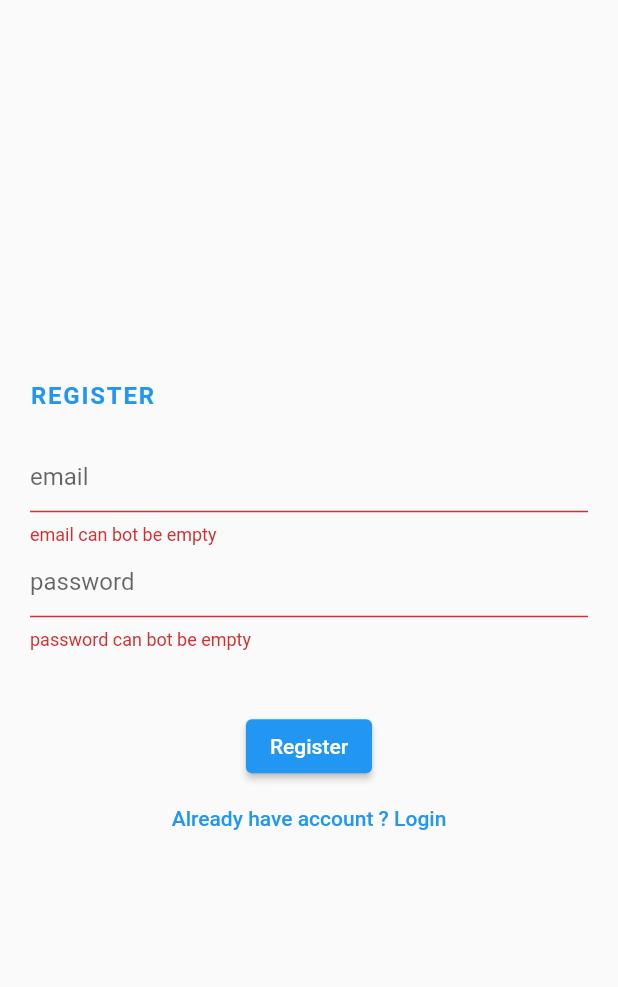
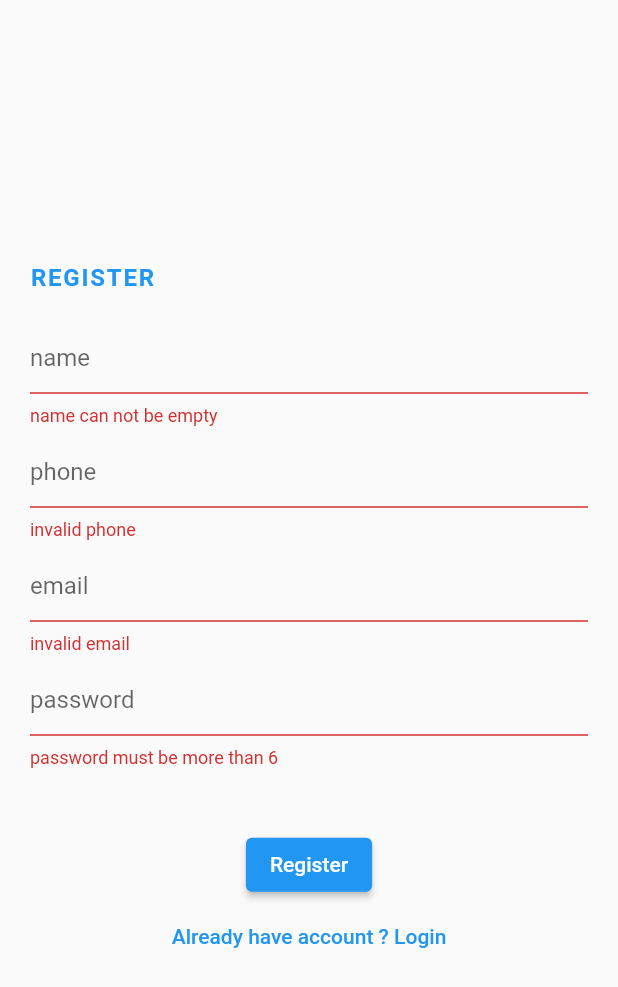
Before and after one commit to ishworpanta10/eshop_flutter, a Flutter app: the screen it shows after launch, after a tap on "Register", on a phone screen of 412 x 824 dp. Shown: the top 987 px of the screen. Run offline on Flutter 3.47's test engine with Material 2 defaults, Android fonts, the phone set to English and light mode, and no system bars; our stand-ins replace bot_toast, dio, shared_preferences.

Commit message:
completed validation in register page

```diff
--- a/lib/screen/login.dart
+++ b/lib/screen/login.dart
@@ -21,7 +21,7 @@ class LoginPage extends StatelessWidget {
           padding: EdgeInsets.symmetric(horizontal: 20),
           child: Form(
             key: _formKey,
-            autovalidateMode: AutovalidateMode.onUserInteraction,
+            autovalidateMode: AutovalidateMode.disabled,
             child: Column(
               mainAxisAlignment: MainAxisAlignment.center,
               crossAxisAlignment: CrossAxisAlignment.start,
@@ -42,16 +42,17 @@ class LoginPage extends StatelessWidget {
                     hintText: 'email',
                   ),
                   validator: (value) {
-                    return value!.isEmpty ? "email can bot be empty" : null;
+                    return value!.isEmpty ? "email can not be empty" : null;
                   },
                 ),
                 TextFormField(
+                  obscureText: true,
                   controller: _passwordController,
                   decoration: InputDecoration(
                     hintText: 'password',
                   ),
                   validator: (value) {
-                    return value!.isEmpty ? "password can bot be empty" : null;
+                    return value!.isEmpty ? "password can not be empty" : null;
                   },
                 ),
                 const SizedBox(height: 40),
--- a/lib/screen/register.dart
+++ b/lib/screen/register.dart
@@ -2,17 +2,43 @@ import 'package:bot_toast/bot_toast.dart';
 import 'package:e_shop_flutter_api/model/auth/login_api_response_model.dart';
 import 'package:e_shop_flutter_api/screen/login.dart';
 import 'package:e_shop_flutter_api/services/auth_service.dart';
-import 'package:e_shop_flutter_api/utils/constants.dart';
 import 'package:flutter/material.dart';
 
-import 'homepage.dart';
+class RegisterPage extends StatelessWidget {
+  final TextEditingController _nameController = TextEditingController();
 
-class RegisterPage extends StatelessWidget {
+  final TextEditingController _phoneController = TextEditingController();
+
   final TextEditingController _emailController = TextEditingController();
 
   final TextEditingController _passwordController = TextEditingController();
 
   final GlobalKey<FormState> _formKey = GlobalKey<FormState>();
+
+  bool _phoneValidation(String value) {
+    // final numericRegex = RegExp(r'^-?(([0-9]*)|(([0-9]*)\.([0-9]*)))$');
+    final numericRegex = RegExp(r'^\+?(?:977)?[ -]?(?:(?:(?:98|97)-?\d{8})|(?:01-?\d{7}))$');
+    return numericRegex.hasMatch(value);
+  }
+
+  bool _emailValidation(String value) {
+    final emailRegex = RegExp(r'^(([^<>()[\]\\.,;:\s@"]+(\.[^<>()[\]\\.,;:\s@"]+)*)|(".+"))@((\[[0-9]{1,3}\.[0-9]{1,3}\.[0-9]{1,3}\.[0-9]{1,3}\])|(([a-zA-Z\-0-9]+\.)+[a-zA-Z]{2,}))$');
+    return emailRegex.hasMatch(value);
+  }
+
+  bool _passwordValidate(String value) {
+    bool isValid = false;
+    if (value.isEmpty) {
+      isValid = false;
+    } else if (value.length < 6) {
+      isValid = false;
+    } else if (value.length > 50) {
+      isValid = false;
+    } else {
+      isValid = true;
+    }
+    return isValid;
+  }
 
   @override
   Widget build(BuildContext context) {
@@ -22,7 +48,7 @@ class RegisterPage extends StatelessWidget {
           padding: EdgeInsets.symmetric(horizontal: 20),
           child: Form(
             key: _formKey,
-            autovalidateMode: AutovalidateMode.onUserInteraction,
+            autovalidateMode: AutovalidateMode.disabled,
             child: Column(
               mainAxisAlignment: MainAxisAlignment.center,
               crossAxisAlignment: CrossAxisAlignment.start,
@@ -38,21 +64,46 @@ class RegisterPage extends StatelessWidget {
                 ),
                 const SizedBox(height: 20),
                 TextFormField(
+                  controller: _nameController,
+                  decoration: InputDecoration(
+                    hintText: 'name',
+                  ),
+                  validator: (value) {
+                    return value!.isEmpty ? "name can not be empty" : null;
+                  },
+                ),
+                const SizedBox(height: 6),
+                TextFormField(
+                  controller: _phoneController,
+                  decoration: InputDecoration(
+                    hintText: 'phone',
+                  ),
+                  validator: (value) {
+                    bool isValid = _phoneValidation(value!);
+                    return isValid ? null : "invalid phone";
+                  },
+                ),
+                const SizedBox(height: 6),
+                TextFormField(
                   controller: _emailController,
                   decoration: InputDecoration(
                     hintText: 'email',
                   ),
                   validator: (value) {
-                    return value!.isEmpty ? "email can bot be empty" : null;
+                    bool isValid = _emailValidation(value!);
+                    return isValid ? null : "invalid email";
                   },
                 ),
+                const SizedBox(height: 6),
                 TextFormField(
+                  obscureText: true,
                   controller: _passwordController,
                   decoration: InputDecoration(
                     hintText: 'password',
                   ),
                   validator: (value) {
-                    return value!.isEmpty ? "password can bot be empty" : null;
+                    bool isValid = _passwordValidate(value!);
+                    return isValid ? null : "password must be more than 6";
                   },
                 ),
                 const SizedBox(height: 40),
@@ -90,29 +141,34 @@ class RegisterPage extends StatelessWidget {
   void _handleRegister(BuildContext context) async {
     if (_formKey.currentState!.validate()) {
       BotToast.showLoading();
+      final name = _nameController.text;
+      final phone = _phoneController.text;
       final email = _emailController.text;
       final password = _passwordController.text;
-      print("Email : $email , Password : $password");
+      print("Name : $name");
+      print("Phone : $phone");
+      print("Email : $email");
+      print("Password : $password");
       final AuthApiResponseModel data = await AuthService().registerWithEmailAndPasswordAndGetToken(
+        name: name,
+        phone: phone,
         email: email,
         password: password,
       );
-      print("Token : ${data.token}");
-      final token = data.token;
-      if (token != null) {
-        Constants.prefs?.setString(Constants.tokenSP, token);
-        Constants.prefs?.setBool(Constants.loginSP, true);
-        BotToast.showText(text: "Login Success ${data.message}");
-        Navigator.pushReplacement(
+      final responseEmail = data.email;
+      if (responseEmail != null) {
+        BotToast.showText(text: "Success : ${data.message}");
+        Navigator.push(
           context,
           MaterialPageRoute(
-            builder: (_) => HomePage(),
+            builder: (_) => LoginPage(),
           ),
         );
       } else {
-        BotToast.showText(text: "Login Failed ${data.message}");
+        BotToast.showText(text: "Failed: ${data.message}");
       }
       BotToast.closeAllLoading();
+      //  clear all editing controller
     }
   }
 }
--- a/lib/services/auth_service.dart
+++ b/lib/services/auth_service.dart
@@ -11,8 +11,13 @@ class AuthService {
     return AuthApiResponseModel.fromMap(response.data);
   }
 
-  Future<AuthApiResponseModel> registerWithEmailAndPasswordAndGetToken({required String email, required String password}) async {
-    var response = await dio.post(registerUrl, data: {"email": email, "password": password});
+  Future<AuthApiResponseModel> registerWithEmailAndPasswordAndGetToken({required String email, required String password, required String name, required String phone}) async {
+    var response = await dio.post(registerUrl, data: {
+      "email": email,
+      "password": password,
+      "name": name,
+      "phone": int.parse(phone),
+    });
     // print("Status Code : ${response.data}");
     return AuthApiResponseModel.fromMap(response.data);
   }
```
